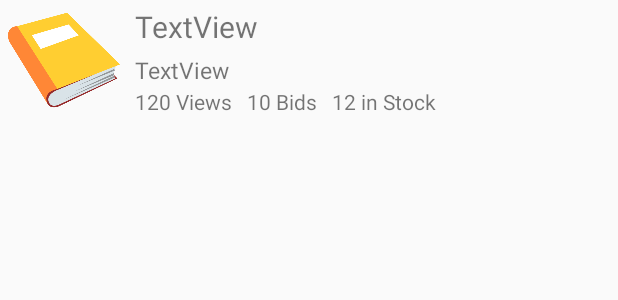
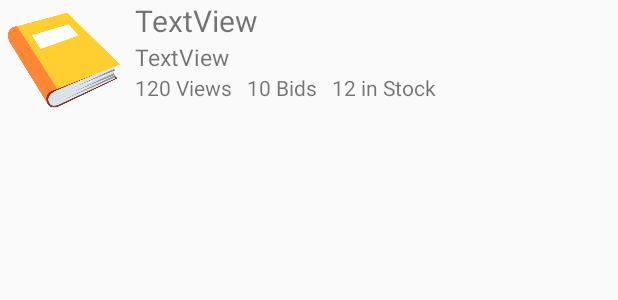
Before and after one commit to thriston/complete_version1, an Android app: the layout my_product_list_item_layout.xml on its own in the app's theme, with its tools: preview values and no code run, on a phone screen of 412 x 824 dp. Shown: the top 300 px of the screen. Run offline under Robolectric (Android 15) with nearby library versions, the phone set to English and light mode, and no system bars.

```diff
--- a/app/src/main/java/com/example/bookster/MyProductListActivity.java
+++ b/app/src/main/java/com/example/bookster/MyProductListActivity.java
@@ -61,8 +61,8 @@ public class MyProductListActivity extends AppCompatActivity {
                     productList.add(product);
                 }
 
-                MyProductListAdapter adapter = new MyProductListAdapter(MyProductListActivity.this, R.layout.my_product_list_item_layout, productList);
-                mListView.setAdapter(adapter);
+//                MyProductListAdapter adapter = new MyProductListAdapter(MyProductListActivity.this, R.layout.my_product_list_item_layout, productList);
+//                mListView.setAdapter(adapter);
             }
 
             @Override
--- a/app/src/main/java/com/example/bookster/Product.java
+++ b/app/src/main/java/com/example/bookster/Product.java
@@ -136,4 +136,6 @@ public class Product implements Serializable {
     public void setSecondaryImages(ArrayList<String> secondaryImages) {
         this.secondaryImages = secondaryImages;
     }
+
+
 }
--- a/app/src/main/res/layout/my_product_list_item_layout.xml
+++ b/app/src/main/res/layout/my_product_list_item_layout.xml
@@ -18,7 +18,7 @@
     <TextView
         android:id="@+id/my_product_name"
         android:layout_width="match_parent"
-        android:layout_height="36dp"
+        android:layout_height="wrap_content"
         android:layout_alignParentEnd="true"
         android:layout_marginEnd="0dp"
         android:layout_toEndOf="@+id/my_product_image"
@@ -30,7 +30,7 @@
     <TextView
         android:id="@+id/my_product_description"
         android:layout_width="match_parent"
-        android:layout_height="22dp"
+        android:layout_height="wrap_content"
         android:layout_below="@+id/my_product_name"
         android:layout_alignParentEnd="true"
         android:layout_marginEnd="0dp"
@@ -50,7 +50,7 @@
         >
 
         <TextView
-            android:id="@+id/my_views"
+            android:id="@+id/my_views1"
             android:layout_width="wrap_content"
             android:paddingStart="10dp"
             android:layout_height="wrap_content"
@@ -59,12 +59,12 @@
             />
 
         <TextView
-            android:id="@+id/my_bids"
+            android:id="@+id/nSold"
             android:layout_width="wrap_content"
             android:layout_height="wrap_content"
             android:text="10 Bids"
             android:layout_marginLeft="10dp"
-            android:layout_toEndOf="@+id/my_views"
+            android:layout_toEndOf="@+id/my_views1"
             />
 
         <TextView
@@ -73,7 +73,7 @@
             android:layout_width="wrap_content"
             android:layout_height="wrap_content"
             android:text="12 in Stock"
-            android:layout_toEndOf="@+id/my_bids"
+            android:layout_toEndOf="@+id/nSold"
             />
 
     </RelativeLayout>
```
Also changed, not shown: app/src/main/java/com/example/bookster/AddProductActivity.java (+14 -0 lines), app/src/main/java/com/example/bookster/MyProductListAdapter.java (+116 -18 lines), app/src/main/java/com/example/bookster/ProductPictureSlider.java (+3 -6 lines), app/src/main/res/layout/productpicures.xml (+8 -1 lines), app/src/main/res/drawable/image_placeholder.png, app/src/main/res/drawable/img_placeholder.png (added).
